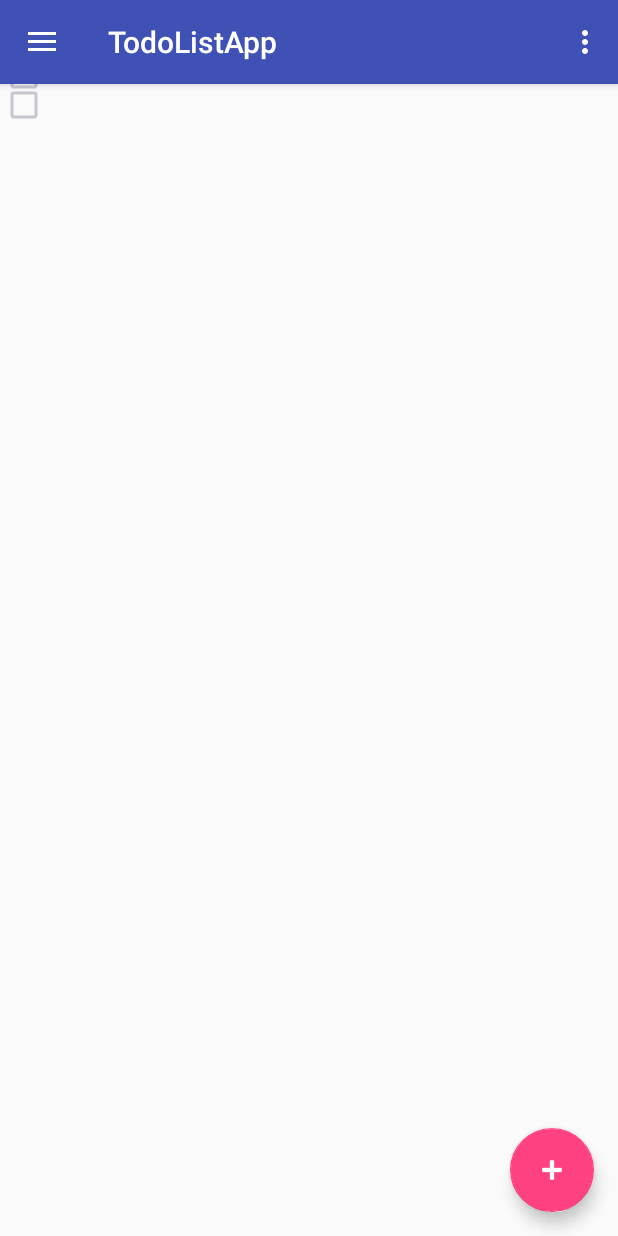
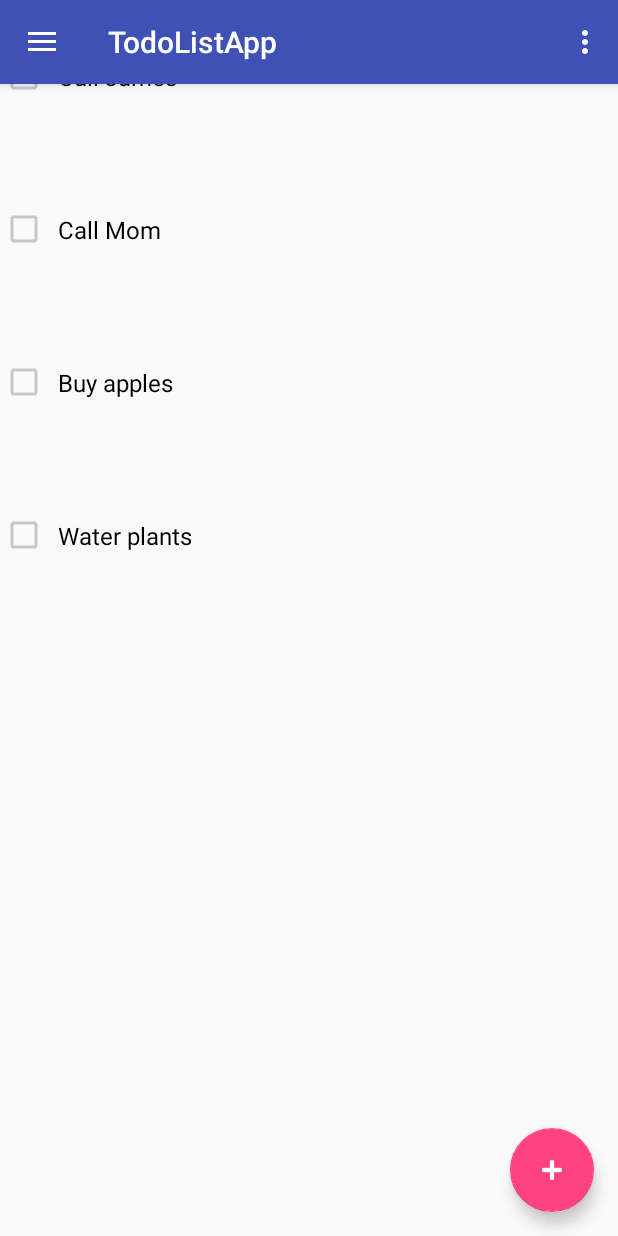
Before and after one commit to ShalakaSharma/I527-LabAssignments, an Android app: the screen it shows after launch (MainActivity), on a phone screen of 412 x 824 dp. Run offline under Robolectric (Android 15) with nearby library versions, the phone set to English and light mode, and no system bars.

Commit message:
rendering half working

```diff
--- a/TodoListApp/app/src/main/java/iu/i527/shalaka/todolistapp/MainActivity.java
+++ b/TodoListApp/app/src/main/java/iu/i527/shalaka/todolistapp/MainActivity.java
@@ -16,6 +16,7 @@ import android.view.Menu;
 import android.view.MenuItem;
 import android.widget.CheckBox;
 import android.widget.LinearLayout;
+import android.widget.RelativeLayout;
 
 import java.util.ArrayList;
 import java.util.Date;
@@ -59,16 +60,14 @@ public class MainActivity extends AppCompatActivity
 
     public void renderToDoList(ArrayList<ToDoTask> toDoList) {
 
-        LinearLayout ll = (LinearLayout) findViewById(R.id.listLayout);
-
+        LinearLayout ll =(LinearLayout)findViewById(R.id.listLayout);
         for(ToDoTask task:toDoList ){
             CheckBox cb = new CheckBox(getApplicationContext());
             cb.setText(task.getTask_description());
             cb.setTextColor(Color.parseColor("#000000"));
-            cb.setHeight(30);
-            cb.setWidth(30);
             cb.setTextSize(16);
             cb.setPadding(10,60,10,60);
+            //cb.setHeight(40);
             ll.addView(cb);
         }
 
--- a/TodoListApp/app/src/main/res/layout/content_main.xml
+++ b/TodoListApp/app/src/main/res/layout/content_main.xml
@@ -9,7 +9,7 @@
         <LinearLayout xmlns:android="http://schemas.android.com/apk/res/android"
             android:id="@+id/listLayout"
             android:layout_width="match_parent"
-            android:layout_height="wrap_content"
+            android:layout_height="match_parent"
             android:orientation="vertical">
 
           <!-- <CheckBox
```
